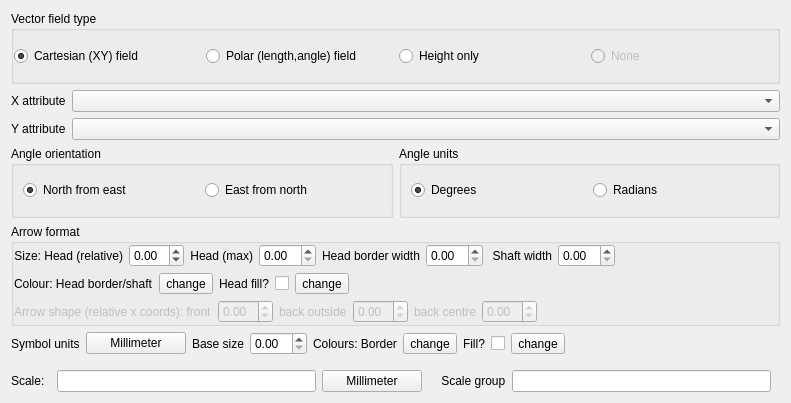
Above: temp/Ui_VectorFieldRendererWidget.ui from ccrook/QGIS-VectorFieldRenderer-Plugin before the change. Below: the same form after it.
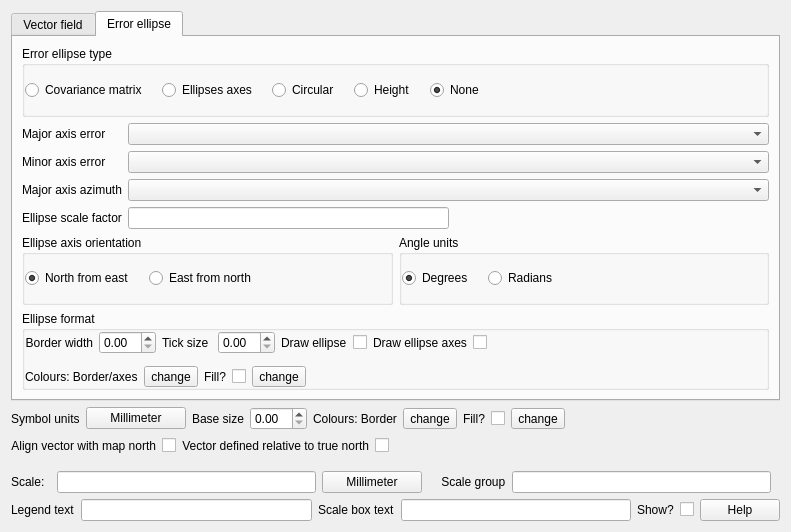
That is the form after the change. The open tabs and pages were chosen to show the change. Custom widgets are drawn as their Qt base class.

Commit message: Basic testing, work on widget

```diff
--- a/temp/Ui_VectorFieldRendererWidget.ui
+++ b/temp/Ui_VectorFieldRendererWidget.ui
@@ -7,7 +7,7 @@
     <x>0</x>
     <y>0</y>
     <width>791</width>
-    <height>403</height>
+    <height>532</height>
    </rect>
   </property>
   <property name="sizePolicy">
@@ -19,22 +19,17 @@
   <property name="windowTitle">
    <string>Form</string>
   </property>
-  <layout class="QVBoxLayout" name="verticalLayout_4" stretch="0,0,0">
+  <layout class="QVBoxLayout" name="verticalLayout_4" stretch="0,0,0,0,0">
    <item>
-    <widget class="QWidget" name="uTabManager" native="true">
+    <widget class="QTabWidget" name="uTabManager">
+     <property name="currentIndex">
+      <number>0</number>
+     </property>
+     <widget class="QWidget" name="uVectorTab">
+      <attribute name="title">
+       <string>Vector field</string>
+      </attribute>
      <layout class="QVBoxLayout" name="verticalLayout">
-      <property name="leftMargin">
-       <number>0</number>
-      </property>
-      <property name="topMargin">
-       <number>0</number>
-      </property>
-      <property name="rightMargin">
-       <number>0</number>
-      </property>
-      <property name="bottomMargin">
-       <number>0</number>
-      </property>
       <item>
        <widget class="QGroupBox" name="uVectorFieldTypeGroupBox">
         <property name="sizePolicy">
@@ -47,6 +42,9 @@
          <string>Vector field type</string>
         </property>
         <layout class="QHBoxLayout" name="uFieldTypeLayout">
+          <property name="spacing">
+           <number>15</number>
+          </property>
          <property name="leftMargin">
           <number>0</number>
          </property>
@@ -85,14 +83,24 @@
          </item>
          <item>
           <widget class="QRadioButton" name="uFieldTypeNone">
-           <property name="enabled">
-            <bool>false</bool>
-           </property>
            <property name="text">
             <string>None</string>
            </property>
           </widget>
          </item>
+          <item>
+           <spacer name="horizontalSpacer_5">
+            <property name="orientation">
+             <enum>Qt::Horizontal</enum>
+            </property>
+            <property name="sizeHint" stdset="0">
+             <size>
+              <width>40</width>
+              <height>20</height>
+             </size>
+            </property>
+           </spacer>
+          </item>
         </layout>
        </widget>
       </item>
@@ -138,16 +146,16 @@
           </property>
           <layout class="QHBoxLayout" name="uOrientationLayout">
            <property name="spacing">
-            <number>6</number>
+             <number>15</number>
            </property>
            <property name="leftMargin">
-            <number>9</number>
+             <number>0</number>
            </property>
            <property name="topMargin">
             <number>0</number>
            </property>
            <property name="rightMargin">
-            <number>9</number>
+             <number>0</number>
            </property>
            <property name="bottomMargin">
             <number>0</number>
@@ -175,6 +183,19 @@
              </property>
             </widget>
            </item>
+            <item>
+             <spacer name="horizontalSpacer_6">
+              <property name="orientation">
+               <enum>Qt::Horizontal</enum>
+              </property>
+              <property name="sizeHint" stdset="0">
+               <size>
+                <width>40</width>
+                <height>20</height>
+               </size>
+              </property>
+             </spacer>
+            </item>
           </layout>
          </widget>
         </item>
@@ -187,9 +208,18 @@
            <string>Angle units</string>
           </property>
           <layout class="QHBoxLayout" name="uAngleUnitsLayout">
+            <property name="spacing">
+             <number>15</number>
+            </property>
+            <property name="leftMargin">
+             <number>0</number>
+            </property>
            <property name="topMargin">
             <number>0</number>
            </property>
+            <property name="rightMargin">
+             <number>0</number>
+            </property>
            <property name="bottomMargin">
             <number>0</number>
            </property>
@@ -219,6 +249,19 @@
              </property>
             </widget>
            </item>
+            <item>
+             <spacer name="horizontalSpacer_7">
+              <property name="orientation">
+               <enum>Qt::Horizontal</enum>
+              </property>
+              <property name="sizeHint" stdset="0">
+               <size>
+                <width>40</width>
+                <height>20</height>
+               </size>
+              </property>
+             </spacer>
+            </item>
           </layout>
          </widget>
         </item>
@@ -294,21 +337,7 @@
             </widget>
            </item>
            <item>
-            <widget class="QLabel" name="uHeadWidthLabel">
-             <property name="text">
-              <string>Head border width</string>
-             </property>
-            </widget>
-           </item>
-           <item>
-            <widget class="QDoubleSpinBox" name="uHeadWidth">
-             <property name="toolTip">
-              <string>Width of the arrow shaft</string>
-             </property>
-            </widget>
-           </item>
-           <item>
-            <widget class="QLabel" name="uArrowWidthLabel">
+             <widget class="QLabel" name="uArrowShaftWidthLabel">
              <property name="text">
               <string> Shaft width</string>
              </property>
@@ -318,7 +347,24 @@
             </widget>
            </item>
            <item>
-            <widget class="QDoubleSpinBox" name="uArrowWidth">
+             <widget class="QDoubleSpinBox" name="uArrowShaftWidth">
+              <property name="toolTip">
+               <string>Width of the arrow shaft</string>
+              </property>
+             </widget>
+            </item>
+            <item>
+             <widget class="QLabel" name="uArrowBorderWidthLabel">
+              <property name="text">
+               <string>Border width</string>
+              </property>
+              <property name="buddy">
+               <cstring>uArrowBorderWidth</cstring>
+              </property>
+             </widget>
+            </item>
+            <item>
+             <widget class="QDoubleSpinBox" name="uArrowBorderWidth">
              <property name="toolTip">
               <string>Width of the arrow shaft</string>
              </property>
@@ -367,7 +413,10 @@
            <item>
             <widget class="QLabel" name="uArrowHeadColorLabel">
              <property name="text">
-              <string>Head fill?</string>
+               <string>Fill arrow?</string>
+              </property>
+              <property name="buddy">
+               <cstring>uFillArrow</cstring>
              </property>
             </widget>
            </item>
@@ -407,9 +456,6 @@
           <layout class="QHBoxLayout" name="uArrowFormatLayout3">
            <item>
             <widget class="QLabel" name="uArrowHeadShapeFrontLabel">
-             <property name="enabled">
-              <bool>false</bool>
-             </property>
              <property name="text">
               <string>Arrow shape (relative x coords): front</string>
              </property>
@@ -417,9 +463,6 @@
            </item>
            <item>
             <widget class="QDoubleSpinBox" name="uArrowHeadShapeFront">
-             <property name="enabled">
-              <bool>false</bool>
-             </property>
              <property name="toolTip">
               <string>Arrow head size as a multiple of the length</string>
              </property>
@@ -436,9 +479,6 @@
            </item>
            <item>
             <widget class="QLabel" name="uArrowHeadShapeBackLabel">
-             <property name="enabled">
-              <bool>false</bool>
-             </property>
              <property name="text">
               <string>back outside</string>
              </property>
@@ -446,9 +486,6 @@
            </item>
            <item>
             <widget class="QDoubleSpinBox" name="uArrowHeadShapeBack">
-             <property name="enabled">
-              <bool>false</bool>
-             </property>
              <property name="toolTip">
               <string>Arrow head size as a multiple of the length</string>
              </property>
@@ -465,9 +502,6 @@
            </item>
            <item>
             <widget class="QLabel" name="uArrowHeadShapeCentreLabel">
-             <property name="enabled">
-              <bool>false</bool>
-             </property>
              <property name="text">
               <string>back centre</string>
              </property>
@@ -475,9 +509,6 @@
            </item>
            <item>
             <widget class="QDoubleSpinBox" name="uArrowHeadShapeCentre">
-             <property name="enabled">
-              <bool>false</bool>
-             </property>
              <property name="toolTip">
               <string>Arrow head size as a multiple of the length</string>
              </property>
@@ -512,6 +543,477 @@
       </item>
      </layout>
     </widget>
+     <widget class="QWidget" name="uEllipseTab">
+      <attribute name="title">
+       <string>Error ellipse</string>
+      </attribute>
+      <layout class="QVBoxLayout" name="verticalLayout_2">
+       <item>
+        <widget class="QGroupBox" name="uErrorEllipseTypeGroupBox">
+         <property name="sizePolicy">
+          <sizepolicy hsizetype="Preferred" vsizetype="Minimum">
+           <horstretch>0</horstretch>
+           <verstretch>0</verstretch>
+          </sizepolicy>
+         </property>
+         <property name="title">
+          <string>Error ellipse type</string>
+         </property>
+         <layout class="QHBoxLayout" name="uFieldTypeLayout_2">
+          <property name="spacing">
+           <number>15</number>
+          </property>
+          <property name="leftMargin">
+           <number>0</number>
+          </property>
+          <property name="topMargin">
+           <number>0</number>
+          </property>
+          <property name="rightMargin">
+           <number>0</number>
+          </property>
+          <property name="bottomMargin">
+           <number>0</number>
+          </property>
+          <item>
+           <widget class="QRadioButton" name="uEllipseTypeCovariance">
+            <property name="text">
+             <string>Covariance matrix</string>
+            </property>
+            <property name="checked">
+             <bool>false</bool>
+            </property>
+           </widget>
+          </item>
+          <item>
+           <widget class="QRadioButton" name="uEllipseTypeAxes">
+            <property name="text">
+             <string>Ellipses axes</string>
+            </property>
+           </widget>
+          </item>
+          <item>
+           <widget class="QRadioButton" name="uEllipseTypeCircular">
+            <property name="text">
+             <string>Circular</string>
+            </property>
+           </widget>
+          </item>
+          <item>
+           <widget class="QRadioButton" name="uEllipseTypeHeight">
+            <property name="text">
+             <string>Height</string>
+            </property>
+           </widget>
+          </item>
+          <item>
+           <widget class="QRadioButton" name="uEllipseTypeNone">
+            <property name="text">
+             <string>None</string>
+            </property>
+            <property name="checked">
+             <bool>true</bool>
+            </property>
+           </widget>
+          </item>
+          <item>
+           <spacer name="horizontalSpacer_4">
+            <property name="orientation">
+             <enum>Qt::Horizontal</enum>
+            </property>
+            <property name="sizeHint" stdset="0">
+             <size>
+              <width>40</width>
+              <height>20</height>
+             </size>
+            </property>
+           </spacer>
+          </item>
+         </layout>
+        </widget>
+       </item>
+       <item>
+        <layout class="QGridLayout" name="uVectorFieldGrid_2" columnstretch="0,0,0">
+         <item row="0" column="0">
+          <widget class="QLabel" name="uEmaxFieldLabel">
+           <property name="text">
+            <string>Major axis error</string>
+           </property>
+          </widget>
+         </item>
+         <item row="1" column="0">
+          <widget class="QLabel" name="uEminFieldLabel">
+           <property name="text">
+            <string>Minor axis error</string>
+           </property>
+          </widget>
+         </item>
+         <item row="3" column="0">
+          <widget class="QLabel" name="uEllipseScaleLabel">
+           <property name="text">
+            <string>Ellipse scale factor</string>
+           </property>
+           <property name="buddy">
+            <cstring>uEllipseScale</cstring>
+           </property>
+          </widget>
+         </item>
+         <item row="3" column="2">
+          <layout class="QHBoxLayout" name="uArrowScaleLayout_2">
+           <item>
+            <widget class="QLineEdit" name="uEllipseScale"/>
+           </item>
+           <item>
+            <spacer name="horizontalSpacer">
+             <property name="orientation">
+              <enum>Qt::Horizontal</enum>
+             </property>
+             <property name="sizeHint" stdset="0">
+              <size>
+               <width>40</width>
+               <height>20</height>
+              </size>
+             </property>
+            </spacer>
+           </item>
+          </layout>
+         </item>
+         <item row="2" column="0">
+          <widget class="QLabel" name="uEmaxAzimuthFieldLabel">
+           <property name="text">
+            <string>Major axis azimuth</string>
+           </property>
+          </widget>
+         </item>
+         <item row="0" column="2">
+          <widget class="QgsFieldComboBox" name="uEmaxField"/>
+         </item>
+         <item row="1" column="2">
+          <widget class="QgsFieldComboBox" name="uEminField"/>
+         </item>
+         <item row="2" column="2">
+          <widget class="QgsFieldComboBox" name="uEmaxAzimuthField"/>
+         </item>
+        </layout>
+       </item>
+       <item>
+        <layout class="QHBoxLayout" name="uAxisAngleFormatLayout">
+         <property name="topMargin">
+          <number>0</number>
+         </property>
+         <item>
+          <widget class="QGroupBox" name="uAxisOrientationGroupBox">
+           <property name="enabled">
+            <bool>true</bool>
+           </property>
+           <property name="title">
+            <string>Ellipse axis orientation</string>
+           </property>
+           <layout class="QHBoxLayout" name="horizontalLayout_2">
+            <property name="spacing">
+             <number>15</number>
+            </property>
+            <property name="leftMargin">
+             <number>0</number>
+            </property>
+            <property name="topMargin">
+             <number>0</number>
+            </property>
+            <property name="rightMargin">
+             <number>0</number>
+            </property>
+            <property name="bottomMargin">
+             <number>0</number>
+            </property>
+            <item>
+             <widget class="QRadioButton" name="uEllipseOrientationEast">
+              <property name="toolTip">
+               <string>Select the angle orientation</string>
+              </property>
+              <property name="text">
+               <string>North from east</string>
+              </property>
+              <property name="checked">
+               <bool>true</bool>
+              </property>
+             </widget>
+            </item>
+            <item>
+             <widget class="QRadioButton" name="uEllipseOrientationNorth">
+              <property name="toolTip">
+               <string>Select the angle orientation</string>
+              </property>
+              <property name="text">
+               <string>East from north</string>
+              </property>
+             </widget>
+            </item>
+            <item>
+             <spacer name="horizontalSpacer_8">
+              <property name="orientation">
+               <enum>Qt::Horizontal</enum>
+              </property>
+              <property name="sizeHint" stdset="0">
+               <size>
+                <width>40</width>
+                <height>20</height>
+               </size>
+              </property>
+             </spacer>
+            </item>
+           </layout>
+          </widget>
+         </item>
+         <item>
+          <widget class="QGroupBox" name="uAxisAngleUnitsGroupBox">
+           <property name="enabled">
+            <bool>true</bool>
+           </property>
+           <property name="title">
+            <string>Angle units</string>
+           </property>
+           <layout class="QHBoxLayout" name="uAngleUnitsLayout_2">
+            <property name="spacing">
+             <number>15</number>
+            </property>
+            <property name="leftMargin">
+             <number>0</number>
+            </property>
+            <property name="topMargin">
+             <number>0</number>
+            </property>
+            <property name="rightMargin">
+             <number>0</number>
+            </property>
+            <property name="bottomMargin">
+             <number>0</number>
+            </property>
+            <item>
+             <widget class="QRadioButton" name="uEllipseAngleUnitsDegrees">
+              <property name="toolTip">
+               <string>Select the angle units</string>
+              </property>
+              <property name="text">
+               <string>Degrees</string>
+              </property>
+              <property name="checked">
+               <bool>true</bool>
+              </property>
+             </widget>
+            </item>
+            <item>
+             <widget class="QRadioButton" name="uEllipseAngleUnitsRadians">
+              <property name="enabled">
+               <bool>true</bool>
+              </property>
+              <property name="toolTip">
+               <string>Select the angle units</string>
+              </property>
+              <property name="text">
+               <string>Radians</string>
+              </property>
+             </widget>
+            </item>
+            <item>
+             <spacer name="horizontalSpacer_9">
+              <property name="orientation">
+               <enum>Qt::Horizontal</enum>
+              </property>
+              <property name="sizeHint" stdset="0">
+               <size>
+                <width>40</width>
+                <height>20</height>
+               </size>
+              </property>
+             </spacer>
+            </item>
+           </layout>
+          </widget>
+         </item>
+        </layout>
+       </item>
+       <item>
+        <widget class="QGroupBox" name="uEllipseFormatGroup">
+         <property name="sizePolicy">
+          <sizepolicy hsizetype="Preferred" vsizetype="Preferred">
+           <horstretch>0</horstretch>
+           <verstretch>0</verstretch>
+          </sizepolicy>
+         </property>
+         <property name="title">
+          <string>Ellipse format</string>
+         </property>
+         <layout class="QVBoxLayout" name="uArrowFormatLayout_2">
+          <property name="spacing">
+           <number>6</number>
+          </property>
+          <property name="leftMargin">
+           <number>0</number>
+          </property>
+          <property name="topMargin">
+           <number>0</number>
+          </property>
+          <property name="rightMargin">
+           <number>0</number>
+          </property>
+          <property name="bottomMargin">
+           <number>0</number>
+          </property>
+          <item>
+           <layout class="QHBoxLayout" name="uEllipseFormatLayout1">
+            <item>
+             <widget class="QLabel" name="uEllipseWidthLabel">
+              <property name="text">
+               <string>Border width</string>
+              </property>
+              <property name="alignment">
+               <set>Qt::AlignRight|Qt::AlignTrailing|Qt::AlignVCenter</set>
+              </property>
+              <property name="buddy">
+               <cstring>uEllipseBorderWidth</cstring>
+              </property>
+             </widget>
+            </item>
+            <item>
+             <widget class="QDoubleSpinBox" name="uEllipseBorderWidth">
+              <property name="toolTip">
+               <string>Width of the arrow shaft</string>
+              </property>
+             </widget>
+            </item>
+            <item>
+             <widget class="QLabel" name="uTickSizeLabel">
+              <property name="text">
+               <string>Tick size </string>
+              </property>
+             </widget>
+            </item>
+            <item>
+             <widget class="QDoubleSpinBox" name="uEllipseTickSize">
+              <property name="toolTip">
+               <string>Width of the arrow shaft</string>
+              </property>
+             </widget>
+            </item>
+            <item>
+             <widget class="QLabel" name="uDrawEllipseLabel">
+              <property name="text">
+               <string>Draw ellipse</string>
+              </property>
+              <property name="buddy">
+               <cstring>uFillEllipse</cstring>
+              </property>
+             </widget>
+            </item>
+            <item>
+             <widget class="QCheckBox" name="uDrawEllipse">
+              <property name="text">
+               <string/>
+              </property>
+             </widget>
+            </item>
+            <item>
+             <widget class="QLabel" name="uDrawEllipseAxesLabel">
+              <property name="text">
+               <string>Draw ellipse axes</string>
+              </property>
+             </widget>
+            </item>
+            <item>
+             <widget class="QCheckBox" name="uDrawEllipseAxes">
+              <property name="text">
+               <string/>
+              </property>
+             </widget>
+            </item>
+            <item>
+             <spacer name="uArrowUnitSpacer_2">
+              <property name="orientation">
+               <enum>Qt::Horizontal</enum>
+              </property>
+              <property name="sizeHint" stdset="0">
+               <size>
+                <width>40</width>
+                <height>20</height>
+               </size>
+              </property>
+             </spacer>
+            </item>
+           </layout>
+          </item>
+          <item>
+           <layout class="QHBoxLayout" name="uEllipseFormatLayout2">
+            <property name="topMargin">
+             <number>6</number>
+            </property>
+            <item>
+             <widget class="QLabel" name="uEllipseColorLayoutLabel">
+              <property name="text">
+               <string>Colours: Border/axes</string>
+              </property>
+              <property name="buddy">
+               <cstring>uEllipseBorderColor</cstring>
+              </property>
+             </widget>
+            </item>
+            <item>
+             <widget class="QgsColorButton" name="uEllipseBorderColor">
+              <property name="toolTip">
+               <string>Change the arrow colour</string>
+              </property>
+              <property name="text">
+               <string>change</string>
+              </property>
+             </widget>
+            </item>
+            <item>
+             <widget class="QLabel" name="uEllipseFillColorLabel">
+              <property name="text">
+               <string>Fill?</string>
+              </property>
+              <property name="buddy">
+               <cstring>uEllipseFillColor</cstring>
+              </property>
+             </widget>
+            </item>
+            <item>
+             <widget class="QCheckBox" name="uFillEllipse">
+              <property name="text">
+               <string/>
+              </property>
+             </widget>
+            </item>
+            <item>
+             <widget class="QgsColorButton" name="uEllipseFillColor">
+              <property name="toolTip">
+               <string>Change the base symbol colour</string>
+              </property>
+              <property name="text">
+               <string>change</string>
+              </property>
+             </widget>
+            </item>
+            <item>
+             <spacer name="horizontalSpacer_2">
+              <property name="orientation">
+               <enum>Qt::Horizontal</enum>
+              </property>
+              <property name="sizeHint" stdset="0">
+               <size>
+                <width>40</width>
+                <height>20</height>
+               </size>
+              </property>
+             </spacer>
+            </item>
+           </layout>
+          </item>
+         </layout>
+        </widget>
+       </item>
+      </layout>
+     </widget>
+    </widget>
    </item>
    <item>
     <layout class="QHBoxLayout" name="horizontalLayout_3">
@@ -623,6 +1125,78 @@
      </item>
     </layout>
    </item>
+   <item>
+    <layout class="QHBoxLayout" name="uVectorAlignmentLayout" stretch="0,0,0,0,0">
+     <property name="topMargin">
+      <number>0</number>
+     </property>
+     <property name="rightMargin">
+      <number>0</number>
+     </property>
+     <item>
+      <widget class="QLabel" name="label_3">
+       <property name="text">
+        <string>Align vector with map north</string>
+       </property>
+       <property name="alignment">
+        <set>Qt::AlignRight|Qt::AlignTrailing|Qt::AlignVCenter</set>
+       </property>
+       <property name="buddy">
+        <cstring>uAlignToMapNorth</cstring>
+       </property>
+      </widget>
+     </item>
+     <item>
+      <widget class="QCheckBox" name="uAlignToMapNorth">
+       <property name="toolTip">
+        <string>&lt;html&gt;&lt;head/&gt;&lt;body&gt;&lt;p&gt;If selected the vector is drawn in terms of true north on the map, otherwise a north vector is drawn upwards on the map regardless of the map projection or map canvas rotation.  &lt;/p&gt;&lt;/body&gt;&lt;/html&gt;</string>
+       </property>
+       <property name="text">
+        <string/>
+       </property>
+      </widget>
+     </item>
+     <item>
+      <widget class="QLabel" name="label_2">
+       <property name="toolTip">
+        <string/>
+       </property>
+       <property name="text">
+        <string>Vector defined relative to true north</string>
+       </property>
+       <property name="alignment">
+        <set>Qt::AlignRight|Qt::AlignTrailing|Qt::AlignVCenter</set>
+       </property>
+       <property name="buddy">
+        <cstring>uVectorIsTrueNorth</cstring>
+       </property>
+      </widget>
+     </item>
+     <item>
+      <widget class="QCheckBox" name="uVectorIsTrueNorth">
+       <property name="toolTip">
+        <string>&lt;html&gt;&lt;head/&gt;&lt;body&gt;&lt;p&gt;If selected the vector is defined in terms of geographic north (true north) even if the layer coordinate reference system is a projection. Otherwise the vector is defined in terms of projection north for layer coordinate systems. Has no effect for geographic layer coordinate systems or for height only vectors.&lt;/p&gt;&lt;/body&gt;&lt;/html&gt;</string>
+       </property>
+       <property name="text">
+        <string/>
+       </property>
+      </widget>
+     </item>
+     <item>
+      <spacer name="horizontalSpacer_3">
+       <property name="orientation">
+        <enum>Qt::Horizontal</enum>
+       </property>
+       <property name="sizeHint" stdset="0">
+        <size>
+         <width>40</width>
+         <height>20</height>
+        </size>
+       </property>
+      </spacer>
+     </item>
+    </layout>
+   </item>
    <item>
     <layout class="QHBoxLayout" name="horizontalLayout_4">
      <property name="topMargin">
@@ -672,6 +1246,63 @@
      </item>
     </layout>
    </item>
+   <item>
+    <layout class="QHBoxLayout" name="uVectorLegendFieldsLayout">
+     <property name="topMargin">
+      <number>0</number>
+     </property>
+     <item>
+      <widget class="QLabel" name="uLegendTextLabel">
+       <property name="text">
+        <string>Legend text</string>
+       </property>
+       <property name="buddy">
+        <cstring>uLegendText</cstring>
+       </property>
+      </widget>
+     </item>
+     <item>
+      <widget class="QLineEdit" name="uLegendText"/>
+     </item>
+     <item>
+      <widget class="QLabel" name="uScaleBoxTextLabel">
+       <property name="text">
+        <string>Scale box text</string>
+       </property>
+       <property name="buddy">
+        <cstring>uScaleBoxText</cstring>
+       </property>
+      </widget>
+     </item>
+     <item>
+      <widget class="QLineEdit" name="uScaleBoxText"/>
+     </item>
+     <item>
+      <widget class="QLabel" name="uShowScaleBoxLabel">
+       <property name="text">
+        <string>Show?</string>
+       </property>
+       <property name="buddy">
+        <cstring>uShowInScaleBox</cstring>
+       </property>
+      </widget>
+     </item>
+     <item>
+      <widget class="QCheckBox" name="uShowInScaleBox">
+       <property name="text">
+        <string/>
+       </property>
+      </widget>
+     </item>
+     <item>
+      <widget class="QPushButton" name="uHelpButton">
+       <property name="text">
+        <string>Help</string>
+       </property>
+      </widget>
+     </item>
+    </layout>
+   </item>
   </layout>
  </widget>
  <customwidgets>
```
Left out of the diff: 76 changed lines with no effect on the pictures. Lines whose indentation alone changed are shown as unchanged. The commit also changes 6 other files.
